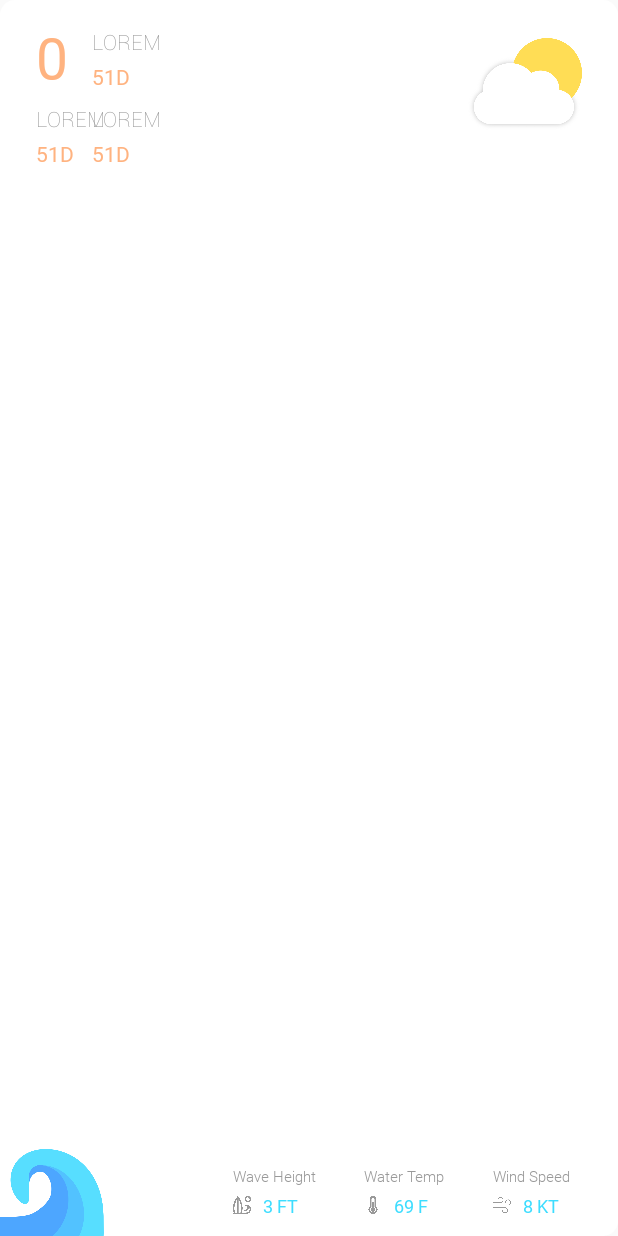
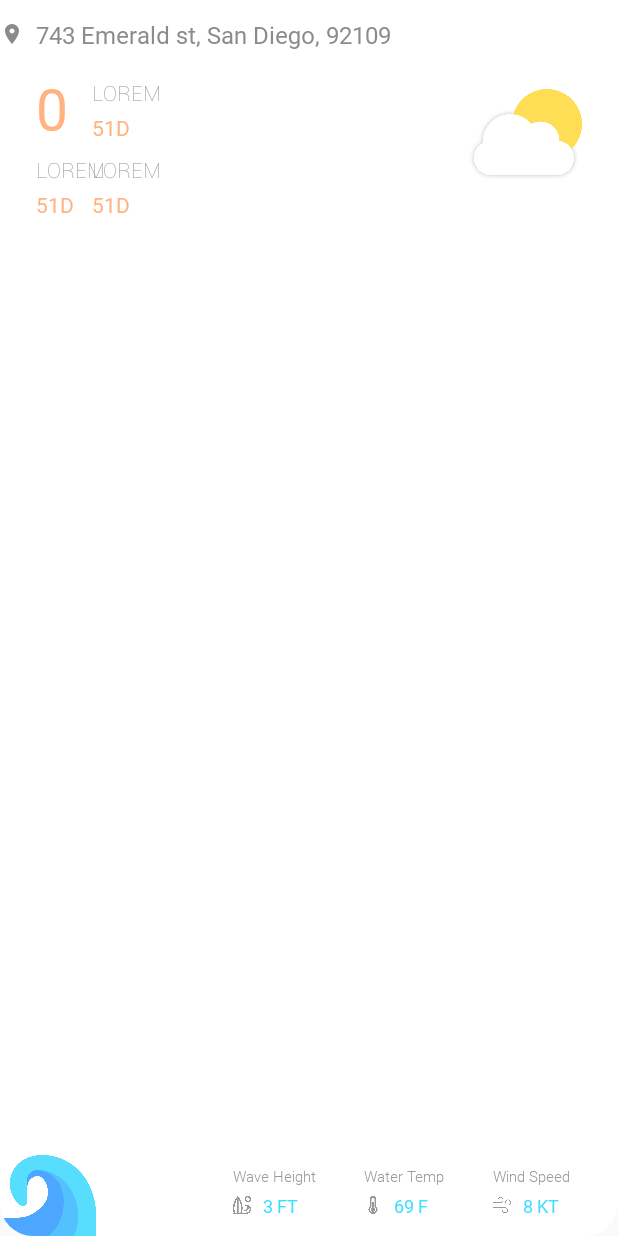
Before and after one commit to whompum/OfficeTv, an Android app: the layout layout_shelf_content_weather.xml on its own in the app's theme, with its tools: preview values and no code run, on a phone screen of 412 x 824 dp. Run offline under Robolectric (Android 15) with nearby library versions, the phone set to English and light mode, and no system bars.

Commit message:
Inject WeatherFrame layout into the Weather layout file'

```diff
--- a/tv/src/main/res/layout/layout_shelf_content_weather.xml
+++ b/tv/src/main/res/layout/layout_shelf_content_weather.xml
@@ -1,10 +1,30 @@
 <?xml version="1.0" encoding="utf-8"?>
-<FrameLayout xmlns:android="http://schemas.android.com/apk/res/android"
+<com.californiadreamshostel.officetv.VIEWS.WeatherFrame
+    xmlns:android="http://schemas.android.com/apk/res/android"
     xmlns:app="http://schemas.android.com/apk/res-auto"
-    android:background="@drawable/bg_rounded_rect"
     android:layout_height="match_parent"
     android:layout_width="match_parent">
 
+    <!--Use to color the background of the frame layout
+     For some reason, removing this View causes
+     the layout to shrink on the X-axis in
+     layout_shelf.xml -->
+
+    <View
+        android:background="#fff"
+        android:layout_width="match_parent"
+        android:layout_height="match_parent"/>
+
+    <LinearLayout style="@style/StyleVerLinearLayout"
+        android:layout_width="match_parent">
+    <!--Location Display-->
+    <com.californiadreamshostel.officetv.VIEWS.RTV
+        style="@style/StyleContactTextAppearance"
+        android:layout_marginTop="@dimen/size_padding_ver"
+        android:drawableStart="@drawable/ic_location"
+        android:text="@string/string_location"
+        android:id="@id/id_location_display"
+        android:layout_marginBottom="0dp"/>
 
 <!--WEATHER INFORMATION-->
 <RelativeLayout
@@ -75,15 +95,15 @@
         android:layout_height="76dp" />
 
     </RelativeLayout>
-
+    </LinearLayout>
 <!--SURF INFORMATION-->
 
     <ImageView
         android:layout_gravity="bottom|start"
         android:src="@drawable/surf_wave_graphic"
         android:scaleType="fitStart"
-        android:layout_width="76dp"
-        android:layout_height="58dp" />
+        android:layout_width="68dp"
+        android:layout_height="54dp" />
 
 <LinearLayout
         android:layout_gravity="bottom|end"
@@ -150,4 +170,4 @@
     </LinearLayout>
 
 
-</FrameLayout>
+</com.californiadreamshostel.officetv.VIEWS.WeatherFrame>
```
